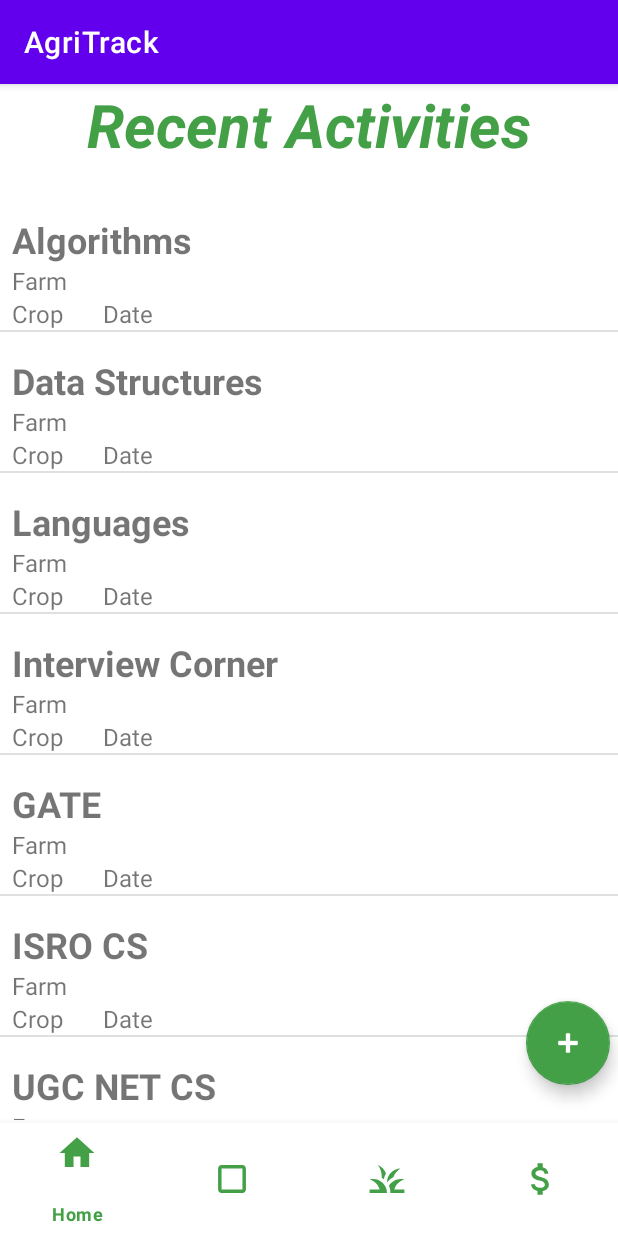
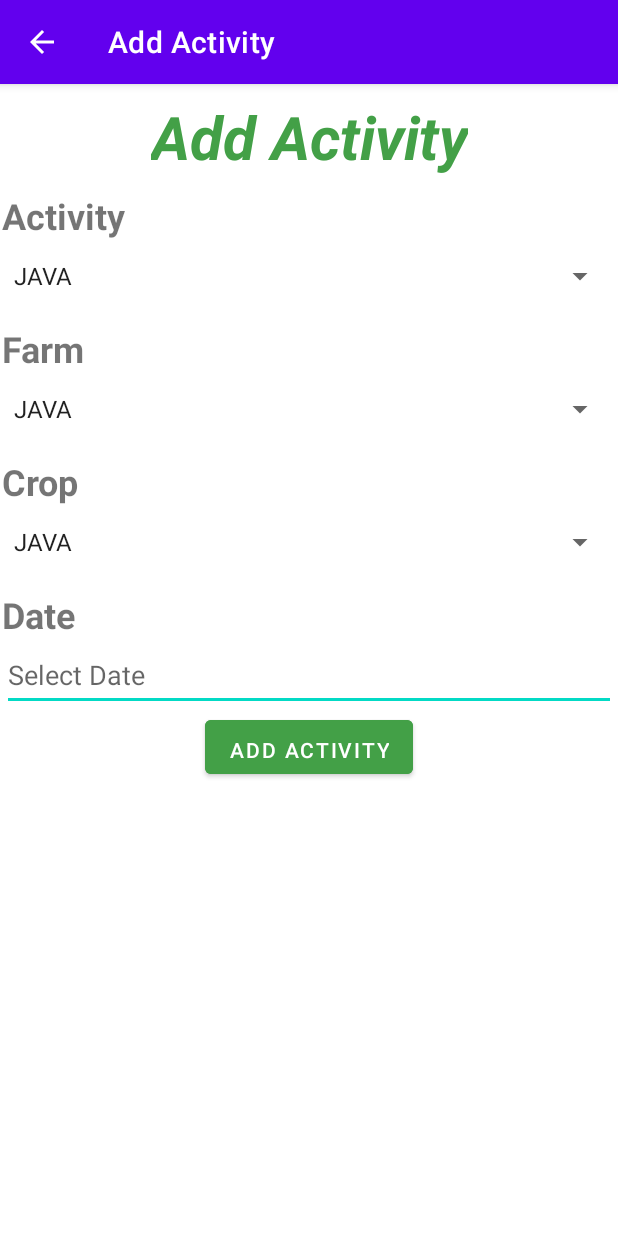
Before and after one commit to Harsh-Trambadia/AgriTrack, an Android app: the Home screen opened directly, with no data from a screen before it, after a tap on an icon or button, on a phone screen of 412 x 824 dp. Run offline under Robolectric (Android 15) with nearby library versions, the light colour scheme and no system bars.

Commit message:
Initial AgriTrack Project

```diff
--- /dev/null
+++ b/app/src/main/java/com/example/agritrack/ActivityAdd.java
@@ -0,0 +1,73 @@
+package com.example.agritrack;
+
+import androidx.appcompat.app.AppCompatActivity;
+
+import android.content.Intent;
+import android.os.Bundle;
+import android.view.View;
+import android.widget.ArrayAdapter;
+import android.widget.Button;
+import android.widget.Spinner;
+import android.widget.Toast;
+
+import java.util.ArrayList;
+
+public class ActivityAdd extends AppCompatActivity {
+    Spinner activity, farm, crop;
+    Button actadd;
+    @Override
+    protected void onCreate(Bundle savedInstanceState) {
+        super.onCreate(savedInstanceState);
+        setContentView(R.layout.activity_add);
+
+        activity = findViewById(R.id.activity);
+        farm = findViewById(R.id.SFarm);
+        crop = findViewById(R.id.SCrop);
+        actadd = findViewById(R.id.add);
+
+        ArrayList<String> activityList = new ArrayList<>();
+        activityList.add("JAVA");
+        activityList.add("ANDROID");
+        activityList.add("C Language");
+        activityList.add("CPP Language");
+        activityList.add("Go Language");
+        activityList.add("AVN SYSTEMS");
+        ArrayAdapter<String> actAd = new ArrayAdapter<String>(this,
+                android.R.layout.simple_spinner_item, activityList);
+        actAd.setDropDownViewResource(android.R.layout.simple_spinner_dropdown_item);
+        activity.setAdapter(actAd);
+
+        ArrayList<String> farmList = new ArrayList<>();
+        farmList.add("JAVA");
+        farmList.add("ANDROID");
+        farmList.add("C Language");
+        farmList.add("CPP Language");
+        farmList.add("Go Language");
+        farmList.add("AVN SYSTEMS");
+        ArrayAdapter<String> farmAd = new ArrayAdapter<String>(this,
+                android.R.layout.simple_spinner_item, farmList);
+        farmAd.setDropDownViewResource(android.R.layout.simple_spinner_dropdown_item);
+        farm.setAdapter(farmAd);
+
+        ArrayList<String> cropList = new ArrayList<>();
+        cropList.add("JAVA");
+        cropList.add("ANDROID");
+        cropList.add("C Language");
+        cropList.add("CPP Language");
+        cropList.add("Go Language");
+        cropList.add("AVN SYSTEMS");
+        ArrayAdapter<String> cropAd = new ArrayAdapter<String>(this,
+                android.R.layout.simple_spinner_item, cropList);
+        cropAd.setDropDownViewResource(android.R.layout.simple_spinner_dropdown_item);
+        crop.setAdapter(cropAd);
+
+        actadd.setOnClickListener(new View.OnClickListener() {
+            @Override
+            public void onClick(View v) {
+                Toast.makeText(ActivityAdd.this, "Activity Added Successfully", Toast.LENGTH_SHORT).show();
+                Intent act = new Intent(ActivityAdd.this, Homepage.class);
+                startActivity(act);
+            }
+        });
+    }
+}
--- a/app/src/main/java/com/example/agritrack/Farm.java
+++ b/app/src/main/java/com/example/agritrack/Farm.java
@@ -1,5 +1,6 @@
 package com.example.agritrack;
 
+import android.content.Intent;
 import android.os.Bundle;
 
 import androidx.fragment.app.Fragment;
@@ -48,6 +49,8 @@ public class Farm extends Fragment {
             @Override
             public void onClick(View v) {
                 Toast.makeText(getActivity(), "Adding Farm", Toast.LENGTH_SHORT).show();
+                Intent farm = new Intent(getActivity(), FarmAdd.class);
+                startActivity(farm);
             }
         });
 
--- a/app/src/main/java/com/example/agritrack/Home.java
+++ b/app/src/main/java/com/example/agritrack/Home.java
@@ -1,5 +1,6 @@
 package com.example.agritrack;
 
+import android.content.Intent;
 import android.os.Bundle;
 
 import androidx.fragment.app.Fragment;
@@ -49,6 +50,8 @@ public class Home extends Fragment {
             @Override
             public void onClick(View v) {
                 Toast.makeText(getActivity(), "Adding Activity", Toast.LENGTH_SHORT).show();
+                Intent act = new Intent(getActivity(), ActivityAdd.class);
+                startActivity(act);
             }
         });
 
--- /dev/null
+++ b/app/src/main/res/layout/activity_add.xml
@@ -0,0 +1,115 @@
+<?xml version="1.0" encoding="utf-8"?>
+<androidx.constraintlayout.widget.ConstraintLayout xmlns:android="http://schemas.android.com/apk/res/android"
+    xmlns:app="http://schemas.android.com/apk/res-auto"
+    xmlns:tools="http://schemas.android.com/tools"
+    android:layout_width="match_parent"
+    android:layout_height="match_parent"
+    tools:context=".ActivityAdd">
+
+    <TextView
+        android:id="@+id/firstFragment"
+        android:layout_width="wrap_content"
+        android:layout_height="wrap_content"
+        android:layout_marginTop="8dp"
+        android:layout_marginBottom="1dp"
+        android:text="Add Activity"
+        android:textColor="#43a047"
+        android:textSize="40sp"
+        android:textStyle="italic|bold"
+        app:layout_constraintBottom_toTopOf="@+id/linearLayout6"
+        app:layout_constraintEnd_toEndOf="parent"
+        app:layout_constraintStart_toStartOf="parent"
+        app:layout_constraintTop_toTopOf="parent" />
+
+    <LinearLayout
+        android:id="@+id/linearLayout6"
+        android:layout_width="0dp"
+        android:layout_height="0dp"
+        android:layout_marginStart="1dp"
+        android:layout_marginEnd="1dp"
+        android:layout_marginBottom="1dp"
+        android:orientation="vertical"
+        android:paddingTop="8dp"
+        app:layout_constraintBottom_toBottomOf="parent"
+        app:layout_constraintEnd_toEndOf="parent"
+        app:layout_constraintStart_toStartOf="parent"
+        app:layout_constraintTop_toBottomOf="@+id/firstFragment">
+
+        <TextView
+            android:id="@+id/actName"
+            android:layout_width="match_parent"
+            android:layout_height="wrap_content"
+            android:text="Activity"
+            android:textSize="24sp"
+            android:textStyle="bold" />
+
+        <Spinner
+            android:id="@+id/activity"
+            android:layout_width="match_parent"
+            android:layout_height="wrap_content"
+            android:contentDescription="@string/activity"
+            android:minHeight="48dp" />
+
+        <TextView
+            android:id="@+id/farmName"
+            android:layout_width="match_parent"
+            android:layout_height="wrap_content"
+            android:paddingTop="8dp"
+            android:text="Farm"
+            android:textSize="24sp"
+            android:textStyle="bold" />
+
+        <Spinner
+            android:id="@+id/SFarm"
+            android:layout_width="match_parent"
+            android:layout_height="wrap_content"
+            android:contentDescription="@string/farm"
+            android:minHeight="48dp" />
+
+        <TextView
+            android:id="@+id/cropName"
+            android:layout_width="match_parent"
+            android:layout_height="wrap_content"
+            android:paddingTop="8dp"
+            android:text="Crop"
+            android:textSize="24sp"
+            android:textStyle="bold" />
+
+        <Spinner
+            android:id="@+id/SCrop"
+            android:layout_width="match_parent"
+            android:layout_height="wrap_content"
+            android:contentDescription="@string/crop"
+            android:minHeight="48dp" />
+
+        <TextView
+            android:id="@+id/Date"
+            android:layout_width="match_parent"
+            android:layout_height="wrap_content"
+            android:paddingTop="8dp"
+            android:text="Date"
+            android:textSize="24sp"
+            android:textStyle="bold" />
+
+        <EditText
+            android:id="@+id/editTextDate"
+            android:layout_width="match_parent"
+            android:layout_height="wrap_content"
+            android:ems="10"
+            android:hint="@string/date"
+            android:inputType="date"
+            android:minHeight="48dp" />
+
+        <Button
+            android:id="@+id/add"
+            android:layout_width="wrap_content"
+            android:layout_height="wrap_content"
+            android:layout_gravity="center"
+            android:backgroundTint="@color/green"
+            android:paddingTop="8dp"
+            android:text="Add Activity" />
+
+
+    </LinearLayout>
+
+</androidx.constraintlayout.widget.ConstraintLayout>
--- a/app/src/main/res/layout/fragment_home.xml
+++ b/app/src/main/res/layout/fragment_home.xml
@@ -11,6 +11,7 @@
         android:id="@+id/firstFragment"
         android:layout_width="wrap_content"
         android:layout_height="wrap_content"
+        android:layout_marginTop="8dp"
         android:text="Recent Activities"
         android:textColor="#43a047"
         android:textSize="40sp"
--- a/app/src/main/res/values/strings.xml
+++ b/app/src/main/res/values/strings.xml
@@ -2,4 +2,8 @@
     <string name="app_name">AgriTrack</string>
     <!-- TODO: Remove or change this placeholder text -->
     <string name="hello_blank_fragment">Hello blank fragment</string>
+    <string name="activity">Select Activity</string>
+    <string name="farm">Select Farm</string>
+    <string name="crop">Select Crop</string>
+    <string name="date">Select Date</string>
 </resources>
```
Also changed, not shown: app/src/main/AndroidManifest.xml (+10 -0 lines), app/src/main/java/com/example/agritrack/FarmAdd.java (added, +29 -0 lines), app/src/main/res/layout/activity_farm_add.xml (added, +83 -0 lines).
